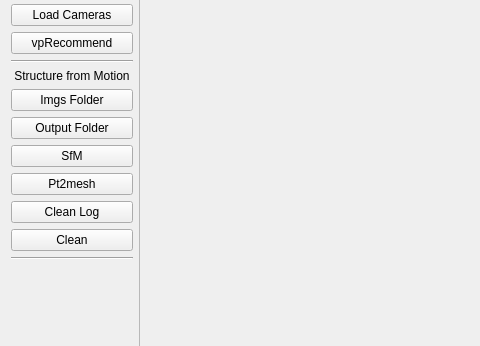
This is mainwindow.ui in h005/vpRecommendation as Qt 5 draws it before an edit; both pictures show x 0 to 480 and y 176 to 522 of the 1224 by 646 pixel window. The edited form follows.
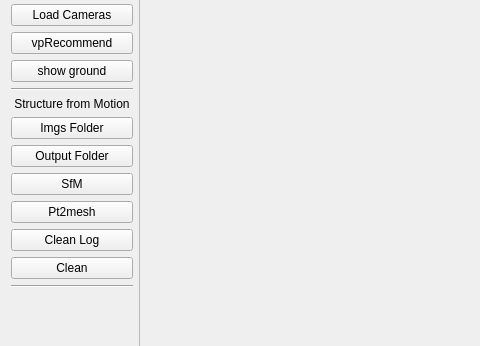
This is the edited form.

What changed in the file:
```diff
--- a/mainwindow.ui
+++ b/mainwindow.ui
@@ -88,6 +88,13 @@
         </property>
        </widget>
       </item>
+      <item>
+       <widget class="QPushButton" name="showGround">
+        <property name="text">
+         <string>show ground</string>
+        </property>
+       </widget>
+      </item>
       <item>
        <widget class="Line" name="line_3">
         <property name="orientation">
```
